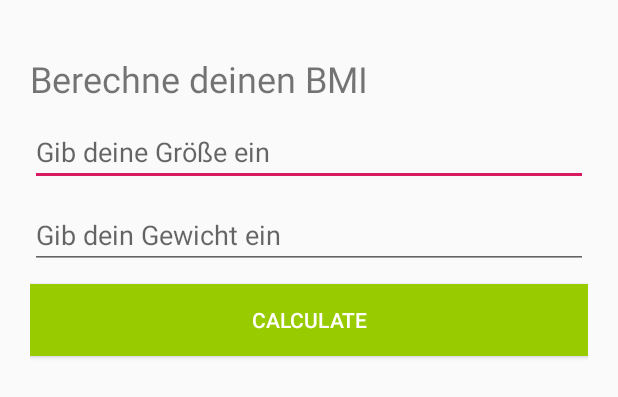
After one commit to heinydo/Exercise_1, an Android app: the layout fragment_bmi__calculator.xml on its own in the app's theme, with its tools: preview values and no code run, on a phone screen of 412 x 824 dp. The commit adds this screen. Shown: the top 397 px of the screen. Run offline under Robolectric (Android 15) with nearby library versions, the phone set to English and light mode, and no system bars.

Commit message:
- View erstellt für die Berechnung - Navigation erstellt - View für BMI erstellt aber noch keine Funktion

```diff
--- a/app/src/main/AndroidManifest.xml
+++ b/app/src/main/AndroidManifest.xml
@@ -10,6 +10,7 @@
         android:theme="@style/AppTheme">
         <activity android:name=".MainActivity" android:exported="true">
             <intent-filter>
+                <action android:name="android.intent.action.MAIN" />
                 <category android:name="android.intent.category.LAUNCHER"/>
             </intent-filter>
         </activity>
--- a/app/src/main/java/com/example/exercise_1/MainActivity.kt
+++ b/app/src/main/java/com/example/exercise_1/MainActivity.kt
@@ -8,5 +8,5 @@ class MainActivity : AppCompatActivity() {
     override fun onCreate(savedInstanceState: Bundle?) {
         super.onCreate(savedInstanceState)
         setContentView(R.layout.activity_main)
-    }
+        }
 }
--- /dev/null
+++ b/app/src/main/res/layout/fragment_bmi__calculator.xml
@@ -0,0 +1,68 @@
+<?xml version="1.0" encoding="utf-8"?>
+
+<layout xmlns:android="http://schemas.android.com/apk/res/android"
+    xmlns:app="http://schemas.android.com/apk/res-auto"
+    xmlns:tools="http://schemas.android.com/tools">
+
+    <androidx.constraintlayout.widget.ConstraintLayout
+        android:id="@+id/bmi_layout"
+        android:layout_width="match_parent"
+        android:layout_height="match_parent"
+        android:padding="20dp"
+        android:paddingLeft="20dp"
+        android:paddingTop="20dp"
+        android:paddingRight="20dp"
+        android:paddingBottom="20dp"
+        tools:context=".screens.BmiFragment">
+
+        <EditText
+            android:id="@+id/heightInput"
+            android:layout_width="0dp"
+            android:layout_height="wrap_content"
+            android:layout_marginTop="10dp"
+            android:ems="10"
+            android:hint="@string/groeßeText"
+            android:inputType="textPersonName"
+            app:layout_constraintEnd_toEndOf="parent"
+            app:layout_constraintHorizontal_bias="0.4"
+            app:layout_constraintStart_toStartOf="parent"
+            app:layout_constraintTop_toBottomOf="@+id/titelText" />
+
+        <EditText
+            android:id="@+id/weightInput"
+            android:layout_width="0dp"
+            android:layout_height="wrap_content"
+            android:layout_marginTop="10dp"
+            android:ems="10"
+            android:hint="@string/gewichtText"
+            android:inputType="textPersonName"
+            app:layout_constraintEnd_toEndOf="parent"
+            app:layout_constraintStart_toStartOf="parent"
+            app:layout_constraintTop_toBottomOf="@+id/heightInput" />
+
+        <TextView
+            android:id="@+id/titelText"
+            android:layout_width="0dp"
+            android:layout_height="wrap_content"
+            android:layout_marginTop="16dp"
+            android:text="@string/titelText"
+            android:textSize="24sp"
+            app:layout_constraintEnd_toEndOf="parent"
+            app:layout_constraintStart_toStartOf="parent"
+            app:layout_constraintTop_toTopOf="parent" />
+
+        <Button
+            android:id="@+id/calculateButton"
+            android:layout_width="0dp"
+            android:layout_height="wrap_content"
+            android:layout_marginTop="10dp"
+            android:text="@string/calculate"
+            app:layout_constraintEnd_toEndOf="parent"
+            app:layout_constraintStart_toStartOf="parent"
+            app:layout_constraintTop_toBottomOf="@+id/weightInput"
+            android:background="@android:color/holo_green_light"
+            android:textColor="@android:color/white"
+            />
+
+    </androidx.constraintlayout.widget.ConstraintLayout>
+</layout>
--- a/app/src/main/res/values/strings.xml
+++ b/app/src/main/res/values/strings.xml
@@ -1,3 +1,11 @@
 <resources>
     <string name="app_name">Exercise_1</string>
+    <string name="roll">Roll</string>
+
+    <!-- TODO: Remove or change this placeholder text -->
+    <string name="hello_blank_fragment">Hello blank fragment</string>
+    <string name="calculate">Calculate</string>
+    <string name="titelText">Berechne deinen BMI</string>
+    <string name="groeßeText">Gib deine Größe ein</string>
+    <string name="gewichtText">Gib dein Gewicht ein</string>
 </resources>
```
Also changed, not shown: app/build.gradle (+10 -0 lines), app/src/main/java/com/example/exercise_1/screens/BMICalculator.kt (added, +27 -0 lines), app/src/main/java/com/example/exercise_1/screens/BMIResult.kt (added, +21 -0 lines), app/src/main/res/layout/activity_main.xml (+14 -12 lines), app/src/main/res/layout/fragment_bmi__result.xml (added, +18 -0 lines), app/src/main/res/navigation/nav_graph.xml (added, +26 -0 lines).
